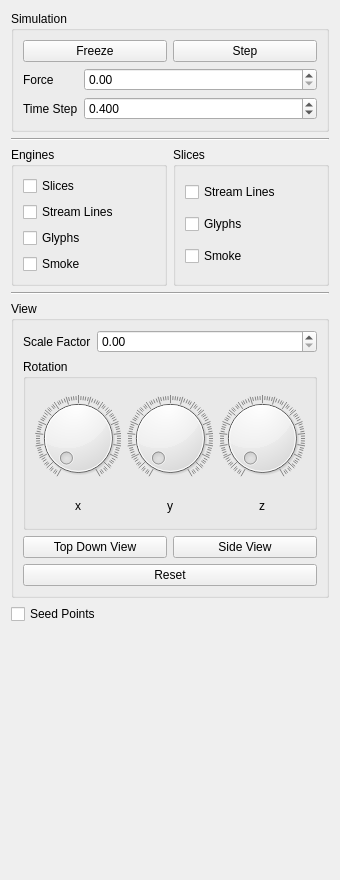
Old version of the form smoke/view/simulationtab.ui in the repository bvanloon/Scientific-Visualization.
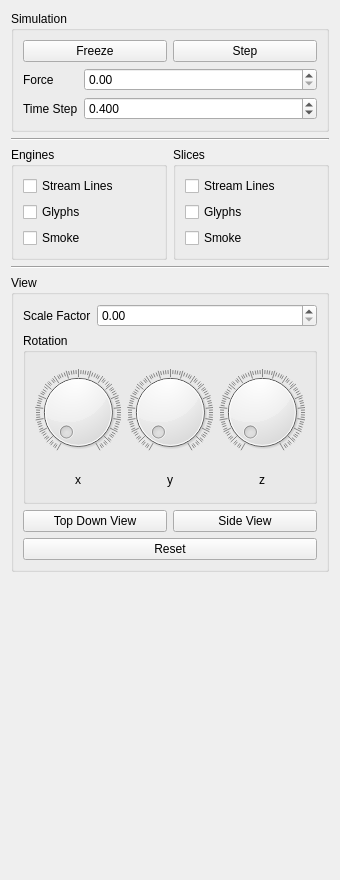
New version of the form.

Commit message: Removed the hacks.

```diff
--- a/smoke/view/simulationtab.ui
+++ b/smoke/view/simulationtab.ui
@@ -114,13 +114,6 @@
         <string>Engines</string>
        </property>
        <layout class="QVBoxLayout" name="verticalLayout_2">
-        <item>
-         <widget class="QCheckBox" name="slicesCheckBox">
-          <property name="text">
-           <string>Slices</string>
-          </property>
-         </widget>
-        </item>
         <item>
          <widget class="QCheckBox" name="streamLinesCheckBox">
           <property name="text">
@@ -325,13 +318,6 @@
      <zorder>rotationGroupBox</zorder>
     </widget>
    </item>
-   <item>
-    <widget class="QCheckBox" name="seedPointsCheckBox">
-     <property name="text">
-      <string>Seed Points</string>
-     </property>
-    </widget>
-   </item>
    <item>
     <spacer name="verticalSpacer">
      <property name="orientation">
```
Left out of the diff: 1 changed line with no effect on the pictures. The commit also changes 2 other files.
